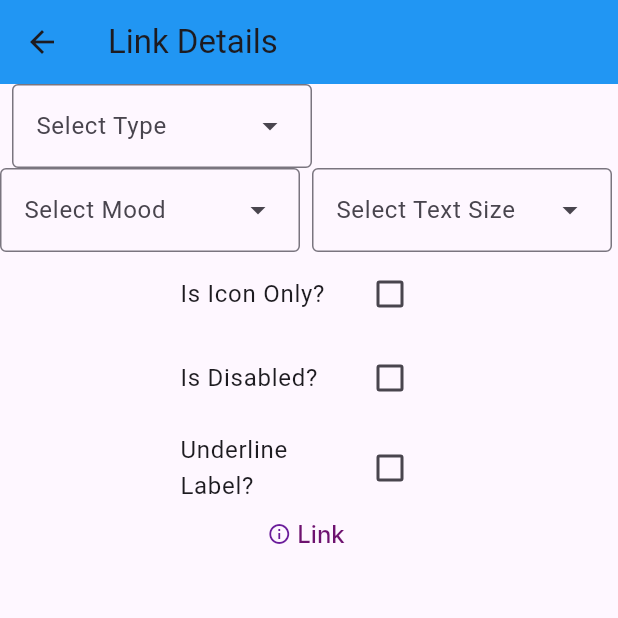
After one commit to githimank/BLADE-DESIGN-SYSTEM, a Flutter app: the LinkDemo screen opened by its route, on a phone screen of 412 x 824 dp, the top half of it. The commit adds this screen. Run offline on Flutter 3.47's test engine with Material 3 defaults, Android fonts, the phone set to English and light mode, and no system bars; Roboto replaces fonts that are missing (Inter).

Commit message:
link component added

```diff
--- /dev/null
+++ b/example/lib/components/link_demo.dart
@@ -0,0 +1,138 @@
+import 'package:blade_design_system/components/button/button_properties.dart';
+import 'package:blade_design_system/components/links/bp_link.dart';
+import 'package:blade_design_system/components/links/link_styles.dart';
+import 'package:blade_design_system/theme/theme_extensions.dart';
+import 'package:blade_design_system/theme/tokens/spacing.dart';
+import 'package:flutter/material.dart';
+
+class LinkDemo extends StatefulWidget {
+  const LinkDemo({super.key});
+
+  @override
+  State<LinkDemo> createState() => _LinkDemoState();
+}
+
+class _LinkDemoState extends State<LinkDemo> {
+  LinkType type = LinkType.ANCHOR;
+  ButtonMood mood = ButtonMood.PRIMARY;
+  LinkSize textSize = LinkSize.LARGE;
+  bool isIconOnly = false;
+  bool isDisabled = false;
+  bool underlineLabel = false;
+
+  final Widget icon = Icon(Icons.info_outline, color: Colors.purple[800]);
+
+  @override
+  Widget build(BuildContext context) {
+    return Scaffold(
+      backgroundColor: mood == ButtonMood.WHITE ? Colors.blue : null,
+      appBar: AppBar(
+        backgroundColor: Colors.blue,
+        title: const Text('Link Details'),
+      ),
+      body: SingleChildScrollView(
+        child: Column(
+          crossAxisAlignment: CrossAxisAlignment.center,
+          children: [
+            Wrap(
+              children: [
+                Spacings.spacing3.wBox,
+                DropdownMenu(
+                  dropdownMenuEntries: LinkType.values
+                      .map((it) => DropdownMenuEntry(value: it, label: it.name))
+                      .toList(),
+                  width: 200,
+                  hintText: "Select Type",
+                  onSelected: (selectedVariant) {
+                    setState(() {
+                      type = selectedVariant ?? LinkType.ANCHOR;
+                    });
+                  },
+                ),
+                Spacings.spacing3.wBox,
+                DropdownMenu(
+                  dropdownMenuEntries: ButtonMood.values
+                      .map((it) => DropdownMenuEntry(value: it, label: it.name))
+                      .toList(),
+                  width: 200,
+                  hintText: "Select Mood",
+                  onSelected: (selectedMood) {
+                    setState(() {
+                      mood = selectedMood ?? ButtonMood.PRIMARY;
+                    });
+                  },
+                ),
+                Spacings.spacing3.wBox,
+                DropdownMenu(
+                  dropdownMenuEntries: LinkSize.values
+                      .map((it) => DropdownMenuEntry(value: it, label: it.name))
+                      .toList(),
+                  width: 200,
+                  hintText:
+                      isIconOnly ? "Select Icon Size" : "Select Text Size",
+                  onSelected: (selectedSize) {
+                    setState(() {
+                      textSize = (selectedSize) ?? LinkSize.LARGE;
+                    });
+                  },
+                ),
+              ],
+            ),
+            SizedBox(
+              width: 200,
+              child: CheckboxListTile(
+                value: isIconOnly,
+                onChanged: (selected) {
+                  setState(() {
+                    isIconOnly = selected ?? false;
+                  });
+                },
+                title: const Text("Is Icon Only?"),
+              ),
+            ),
+            SizedBox(
+              width: 200,
+              child: CheckboxListTile(
+                value: isDisabled,
+                onChanged: (selected) {
+                  setState(() {
+                    isDisabled = selected ?? false;
+                  });
+                },
+                title: const Text("Is Disabled?"),
+              ),
+            ),
+            // New Checkbox to toggle underlineLabel property
+            SizedBox(
+              width: 200,
+              child: CheckboxListTile(
+                value: underlineLabel,
+                onChanged: (selected) {
+                  setState(() {
+                    underlineLabel = selected ?? false;
+                  });
+                },
+                title: const Text("Underline Label?"),
+              ),
+            ),
+
+            BpLink(
+              size: textSize,
+              label: "Link",
+              mood: mood,
+              icon: icon,
+              isDisabled: isDisabled,
+              isIconOnly: isIconOnly,
+              type: type,
+              onTap: () {
+                print("Hello");
+              },
+              linkIconPosition: LinkIconPosition.LEFT,
+              underlineLabel: underlineLabel,
+            ),
+          ],
+        ),
+      ),
+    );
+  }
+}
--- a/example/lib/components_screen.dart
+++ b/example/lib/components_screen.dart
@@ -80,6 +80,15 @@ class ComponentsScreen extends StatelessWidget {
                 ),
               ),
               const SizedBox(height: 20),
+              ElevatedButton(
+                onPressed: () {
+                  Navigator.pushNamed(context, '/buttonLink');
+                },
+                child: const Text(
+                  'button Link',
+                ),
+              ),
+              const SizedBox(height: 20),
             ],
           ),
         ),
--- a/example/lib/main.dart
+++ b/example/lib/main.dart
@@ -1,6 +1,7 @@
 import 'package:blade_design_system/theme/blade_theme.dart';
 import 'package:blade_design_system/theme/colors/light_color_theme_impl.dart';
 import 'package:example/components/checkbox_demo.dart';
+import 'package:example/components/link_demo.dart';
 import 'package:flutter/material.dart';
 
 import 'components/RadioDemo.dart';
@@ -35,6 +36,7 @@ class MyApp extends StatelessWidget {
         '/tooltipDemo': (context) => const TooltipDemo(),
         '/amountDemo': (context) => const AmountDemo(),
         '/buttonDetails': (context) => const ButtonDetails(),
+        '/buttonLink': (context) => const LinkDemo(),
       },
       themeMode: ThemeMode.system,
       theme: ThemeData(
```
